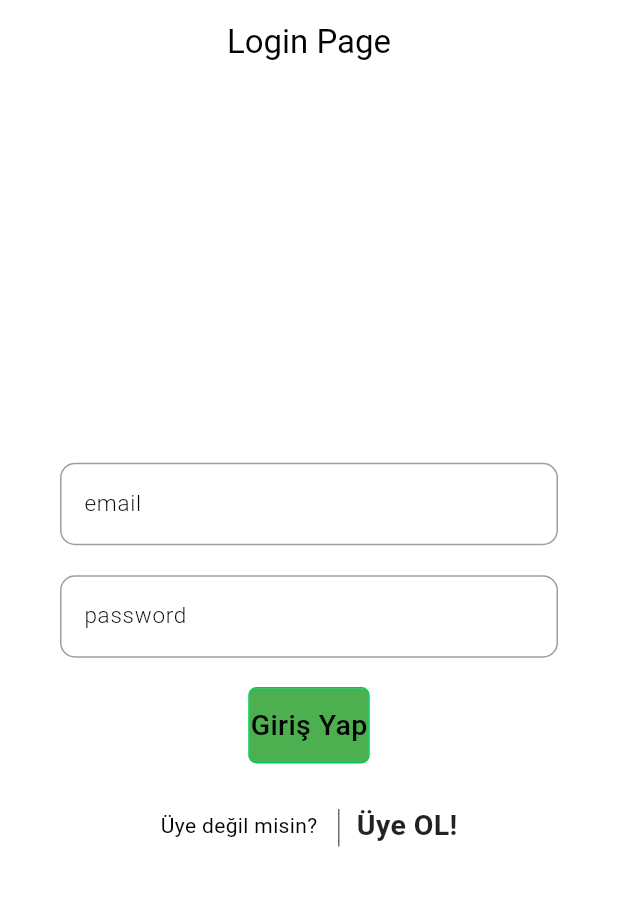
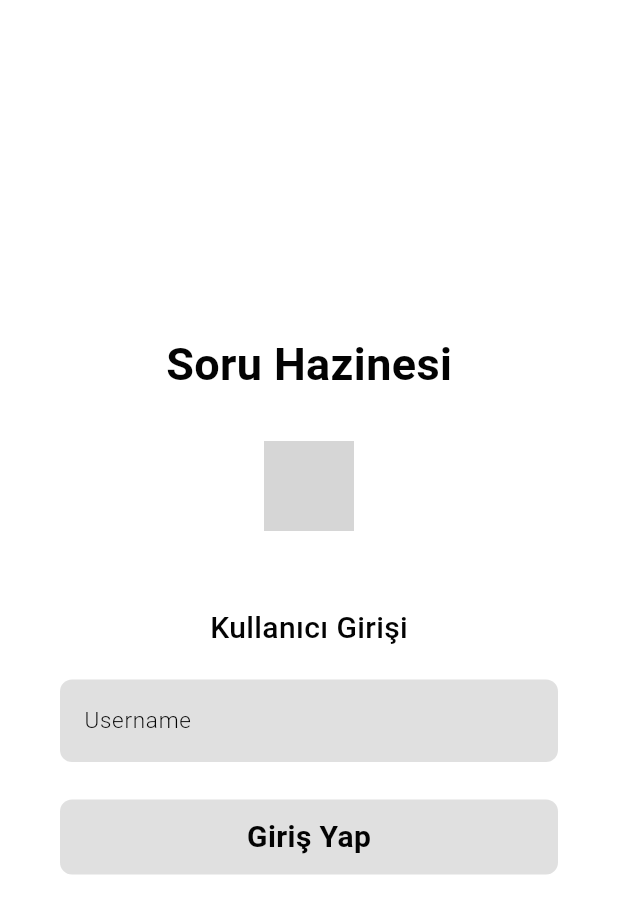
Before and after one commit to AlperenI/game_app_jam_ai, a Flutter app: the screen it shows after launch, on a phone screen of 412 x 824 dp. Shown: the top 914 px of the screen. Run offline on Flutter 3.47's test engine with Material 3 defaults, Android fonts, the light colour scheme and no system bars; our stand-ins replace dash_chat_2, flutter_gemini, flutter_slidable, image_picker; grey boxes are pictures that could not be loaded.

Commit message:
Frontend düzenlendi.

```diff
--- a/lib/nav_pages.dart
+++ b/lib/nav_pages.dart
@@ -21,7 +21,7 @@ class _NavPagesState extends State<NavPages> {
           unselectedItemColor:Provider.of<ThemeProvider>(context).themeData.navigationBarTheme.surfaceTintColor,
           showUnselectedLabels: false,
           elevation: 115,
-          fixedColor: Color.fromARGB(255, 39, 134, 29),
+          fixedColor: Color.fromARGB(255, 70, 70, 72),
           backgroundColor:Provider.of<ThemeProvider>(context).themeData.canvasColor,
           type: BottomNavigationBarType.fixed,
           currentIndex:Provider.of<ChangePage>(context).indexIs,
--- a/lib/pages/chat_page.dart
+++ b/lib/pages/chat_page.dart
@@ -22,7 +22,7 @@ class _ChatPageState extends State<ChatPage> {
         centerTitle: true,
         title: Row(mainAxisAlignment: MainAxisAlignment.spaceBetween,
           children: [
-            Text("Chat With Gemini"),
+            Text("Soru Hazinesiyle Mesajlaş!"),
             IconButton(onPressed:(){
 
                 showDialog(context: context, builder:(context) {
--- a/lib/pages/login_page.dart
+++ b/lib/pages/login_page.dart
@@ -1,115 +1,103 @@
 // ignore_for_file: prefer_const_constructors
 import 'package:app_jam_ai_flutter/nav_pages.dart';
 import 'package:app_jam_ai_flutter/pages/sign_page.dart';
+import 'package:flutter/cupertino.dart';
 import 'package:flutter/material.dart';
 
-class LoginPage extends StatelessWidget {
+class LoginPage extends StatefulWidget {
   const LoginPage({
     super.key,
   });
+  @override
+  State<LoginPage> createState() => _LoginPageState();
+}
 
+class _LoginPageState extends State<LoginPage> {
+  final username = TextEditingController();
   @override
   Widget build(BuildContext context) {
     return Scaffold(
       backgroundColor: Colors.white,
-      appBar: AppBar(
-        centerTitle: true,
-        title: Text("Login Page"),
-      ),
       body: SafeArea(
         child: Center(
           child: Column(mainAxisAlignment: MainAxisAlignment.center,
             children: [
+              Text(
+                "Soru Hazinesi",
+                style: TextStyle(
+                  fontWeight: FontWeight.w700,
+                  fontSize: 30,
+                  fontStyle: FontStyle.normal,
+                ),
+              ),
+              SizedBox(height: 30,),
+              Center(
+                child: Image.asset("assets/logo.png",width: 60,),
+              ),
+              SizedBox(height: 50,),
 
+              Text("Kullanıcı Girişi",style: TextStyle(fontSize: 20, fontWeight: FontWeight.w500),),
               //Email Burada!!!!
+              SizedBox(height: 20,),
 
               Padding(
                 padding: const EdgeInsets.only(left: 40,right: 40),
                 child: TextField(
-                  controller: TextEditingController(),
+                  controller: username,
                   style: TextStyle(color: Colors.black,fontSize: 15,fontWeight: FontWeight.w300),
                   decoration: InputDecoration(
+                    fillColor: Color.fromARGB(255, 224, 224, 224),
+                    filled: true,
                     enabledBorder: OutlineInputBorder(
-                      borderRadius: BorderRadius.circular(10),
-                      borderSide: BorderSide(width: 1,color: Colors.grey)
+                      borderRadius: BorderRadius.circular(8),
+                      borderSide: BorderSide(width: 1,color: Colors.transparent)
                     ),
                     focusedBorder: OutlineInputBorder(
-                      borderRadius: BorderRadius.circular(10),
-                      borderSide: BorderSide(color: Colors.deepOrangeAccent,width: 3)
+                      borderRadius: BorderRadius.circular(8),
+                      borderSide: BorderSide(color: Colors.black,width: 3)
                     ),
-                    hintText: "email"
+                    hintText: "Username"
                   ),
                 ),
               ),
-              SizedBox(height: 20,),
-
-              //Password Burada!!!!
-
+              SizedBox(height: 25,),
               Padding(
-                padding: const EdgeInsets.only(left:40.0,right: 40),
-                child: TextField(
-                  obscureText: true,
-                  controller: TextEditingController(),
-                  style: TextStyle(color: Colors.black,fontSize: 15,fontWeight: FontWeight.w300),
-                  decoration: InputDecoration(
-                    enabledBorder: OutlineInputBorder(
-                      borderRadius: BorderRadius.circular(10),
-                      borderSide: BorderSide(width: 1,color: Colors.grey)
-                    ),
-                    focusedBorder: OutlineInputBorder(
-                      borderRadius: BorderRadius.circular(10),
-                      borderSide: BorderSide(color: Colors.deepOrangeAccent,width: 3)
-                    ),
-                    hintText: "password"
-                  ),
-                ),
-              )
-            ,SizedBox(height: 20,),
-
-            //Giriş Yap Butonu Burada!!!
-
-            Row(
-              mainAxisAlignment: MainAxisAlignment.center,
-              children: [
-                GestureDetector(
+                padding: const EdgeInsets.only(left: 40,right: 40),
+                child: GestureDetector(
                   child: Container(
                     height: 50,
-                    width: 80,
                     decoration: BoxDecoration(
-                      borderRadius: BorderRadius.circular(5),
-                      shape:BoxShape.rectangle,
-                      border:Border.all(color: Colors.greenAccent.shade700,strokeAlign:BorderSide.strokeAlignCenter),
-                      color: Colors.green,
+                      color: Color.fromARGB(255, 224, 224, 224),
+                      borderRadius: BorderRadius.circular(8),
+                    ),
+                    child: Center(
+                      child: Text(
+                        "Giriş Yap",
+                        style: TextStyle(
+                          fontSize: 20,
+                          fontWeight: FontWeight.w600,
+                        ),
                       ),
-                    child: Center(child: Text("Giriş Yap",style: TextStyle(fontSize: 19,fontWeight: FontWeight.w500),))),
-                  onTap: () {
+                    ),
+                  ),
+                  onTap: (){
+                    if(username.text.length == 0){
+                      ScaffoldMessenger.of(context).showSnackBar(
+                        SnackBar(
+                          // backgroundColor: Color.fromARGB(255, 100, 224, 224),
+                          backgroundColor: Color.fromARGB(255, 70, 70, 72),
+                          content: Text("Lütfen giriş yapmak için kullanıcı adı giriniz!"),
+                        ),
+                      );
+                    }
+                    else{
                       Navigator.pushReplacement(context,
-                      MaterialPageRoute(builder:(context)=>NavPages() ),
-                      );
+                      MaterialPageRoute(builder:(context)=>NavPages()));
+                    }
                   },
                 ),
-              ],
-            ),
-           SizedBox(height: 20,),
-
-           // ÜYE OLMA BUTONU BURAYA!!!
-
-            Row(
-              mainAxisAlignment: MainAxisAlignment.center,
-              children: [
-                Text("Üye değil misin?   "),
-                SizedBox(width: 15,child: Text("|",style: TextStyle(fontSize:30,fontWeight: FontWeight.w100),),),
-                GestureDetector(
-                  onTap: (){
-                    Navigator.pushReplacement(context,
-                      MaterialPageRoute(builder:(context)=>SignPage() ),
-                      );
-                  },
-                  child: Text("Üye OL!",style: TextStyle(
-                    fontWeight: FontWeight.bold,color: Colors.black87,fontSize:19
-                  ),)),
-              ],
-            )
+              ),
+            SizedBox(height: 20,),
             ],
           ),
         ),
--- a/pubspec.yaml
+++ b/pubspec.yaml
@@ -57,7 +57,9 @@ dev_dependencies:
 
 # The following section is specific to Flutter packages.
 flutter:
-
+  assets:
+    - assets/logo.png
+    - assets/profile.png
   # The following line ensures that the Material Icons font is
   # included with your application, so that you can use the icons in
   # the material Icons class.
```
Also changed, not shown: lib/pages/setting_page.dart (+142 -12 lines), pubspec.lock.
